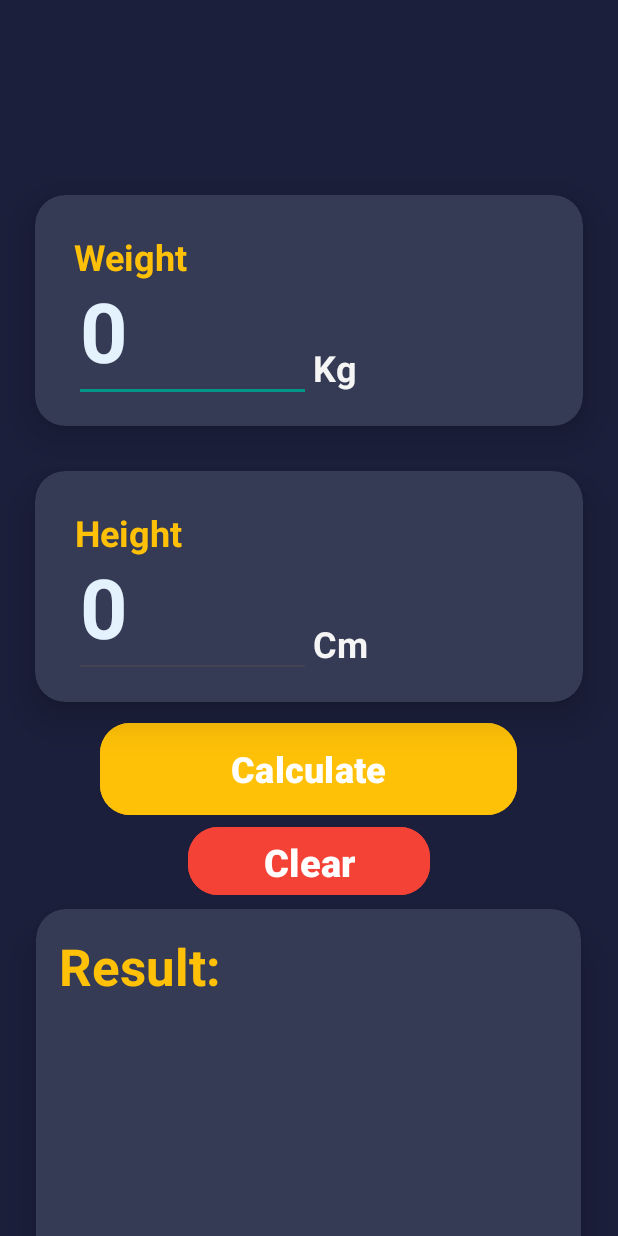
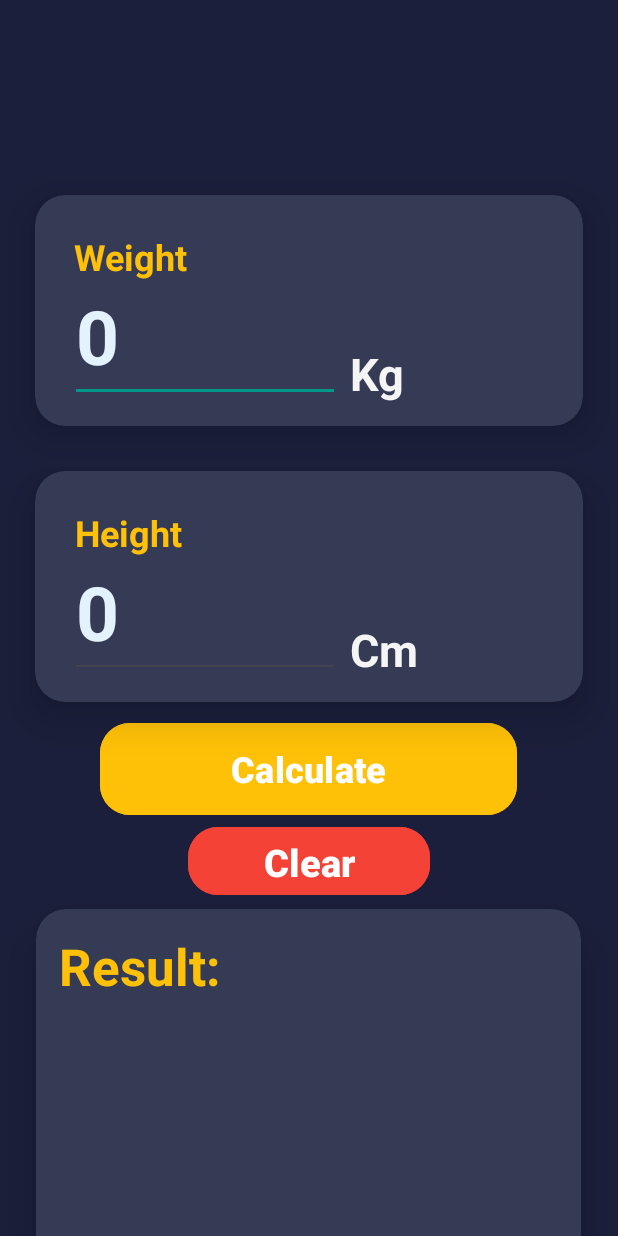
Before and after one commit to haroonwaheed19/BMICalCulator, an Android app: the screen it shows after launch (MainActivity), on a phone screen of 412 x 824 dp. Run offline under Robolectric (Android 15) with nearby library versions, the phone set to English and light mode, and no system bars.

Commit message:
issues fixed related to conversions

```diff
--- a/app/src/main/java/com/example/bmicalculator/MainActivity.kt
+++ b/app/src/main/java/com/example/bmicalculator/MainActivity.kt
@@ -29,8 +29,8 @@ class MainActivity : AppCompatActivity() {
             insets
         }
         // Initialize views
-        weightText = findViewById(R.id.tndWeight)
-        heightText = findViewById(R.id.tndHeight)
+        weightText = findViewById(R.id.etWeight)
+        heightText = findViewById(R.id.etHeight)
         result = findViewById(R.id.tvResultIndex)
         description = findViewById(R.id.tvResult)
         info = findViewById(R.id.tvInfo)
@@ -84,7 +84,7 @@ class MainActivity : AppCompatActivity() {
     }
 
     private fun displayResult(bmi: Float) {
-        val infoText = "Normal range is 18.5 - 24.9"
+        val infoText = "Normal range is 18.50 - 24.99"
 
         result.text = bmi.toString()
         info.text = infoText
--- a/app/src/main/res/layout/activity_main.xml
+++ b/app/src/main/res/layout/activity_main.xml
@@ -49,15 +49,15 @@
                         app:layout_constraintVertical_bias="0.204" />
 
                     <EditText
-                        android:id="@+id/tndHeight"
-                        android:layout_width="158dp"
+                        android:id="@+id/etWeight"
+                        android:layout_width="180dp"
                         android:layout_height="80dp"
                         android:ems="10"
                         android:hint="0"
                         android:inputType="numberDecimal"
                         android:textColor="@color/amber"
                         android:textColorHint="@color/blue_50"
-                        android:textSize="55sp"
+                        android:textSize="50sp"
                         android:textStyle="bold"
                         app:layout_constraintBottom_toBottomOf="parent"
                         app:layout_constraintEnd_toEndOf="parent"
@@ -72,11 +72,11 @@
                         android:layout_height="39dp"
                         android:text="Kg"
                         android:textColor="@color/grey_100"
-                        android:textSize="24sp"
+                        android:textSize="30sp"
                         android:textStyle="bold"
                         app:layout_constraintBottom_toBottomOf="parent"
                         app:layout_constraintEnd_toEndOf="parent"
-                        app:layout_constraintHorizontal_bias="0.645"
+                        app:layout_constraintHorizontal_bias="0.73"
                         app:layout_constraintStart_toStartOf="parent"
                         app:layout_constraintTop_toTopOf="parent"
                         app:layout_constraintVertical_bias="0.86" />
@@ -121,15 +121,15 @@
                         app:layout_constraintVertical_bias="0.204" />
 
                     <EditText
-                        android:id="@+id/tndWeight"
-                        android:layout_width="158dp"
+                        android:id="@+id/etHeight"
+                        android:layout_width="180dp"
                         android:layout_height="80dp"
                         android:ems="10"
                         android:hint="0"
                         android:inputType="numberDecimal"
                         android:textColor="@color/amber"
                         android:textColorHint="@color/blue_50"
-                        android:textSize="55sp"
+                        android:textSize="50sp"
                         android:textStyle="bold"
                         app:layout_constraintBottom_toBottomOf="parent"
                         app:layout_constraintEnd_toEndOf="parent"
@@ -144,11 +144,11 @@
                         android:layout_height="39dp"
                         android:text="Cm"
                         android:textColor="@color/grey_100"
-                        android:textSize="24sp"
+                        android:textSize="30sp"
                         android:textStyle="bold"
                         app:layout_constraintBottom_toBottomOf="parent"
                         app:layout_constraintEnd_toEndOf="parent"
-                        app:layout_constraintHorizontal_bias="0.645"
+                        app:layout_constraintHorizontal_bias="0.73"
                         app:layout_constraintStart_toStartOf="parent"
                         app:layout_constraintTop_toTopOf="parent"
                         app:layout_constraintVertical_bias="0.86" />
@@ -200,6 +200,7 @@
                 android:layout_height="264dp"
                 android:layout_gravity="center_horizontal"
                 android:layout_marginTop="5dp"
+                android:layout_marginBottom="50dp"
                 app:cardBackgroundColor="@color/card_background"
                 app:cardCornerRadius="20dp"
                 app:cardElevation="15dp"
```
